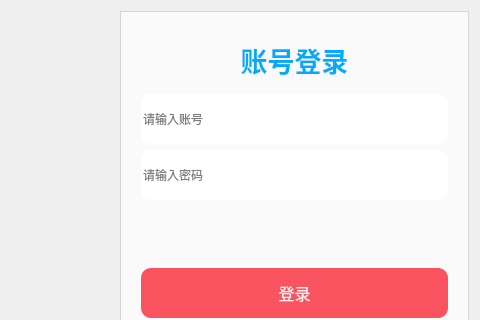
This is loginpage.ui in Tom-Pitiful/MeetSystem as Qt 5 draws it before an edit; both pictures show x 241 to 721 and y 0 to 320 of the 721 by 412 pixel window. The edited form follows.
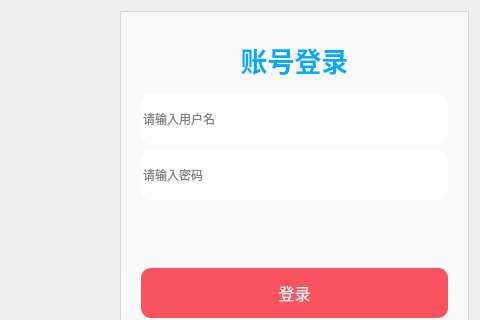
This is the edited form. Icons and pictures are not drawn.

Patch:
```diff
--- a/loginpage.ui
+++ b/loginpage.ui
@@ -195,7 +195,7 @@
          </size>
         </property>
         <property name="placeholderText">
-         <string>请输入账号</string>
+         <string>请输入用户名</string>
         </property>
        </widget>
       </item>
```
